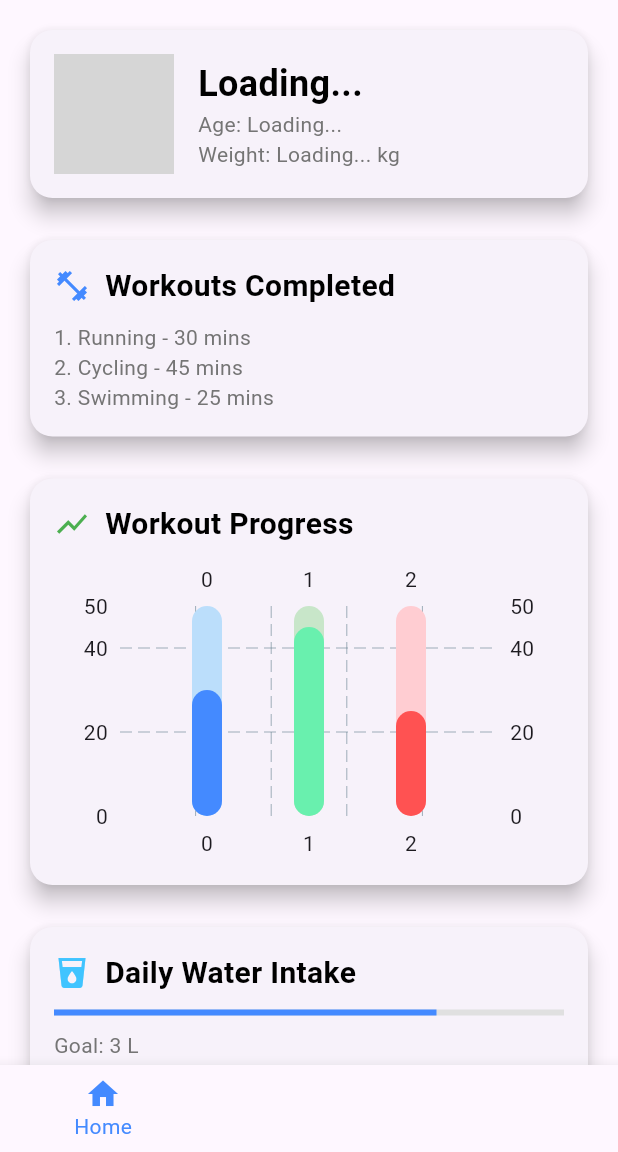
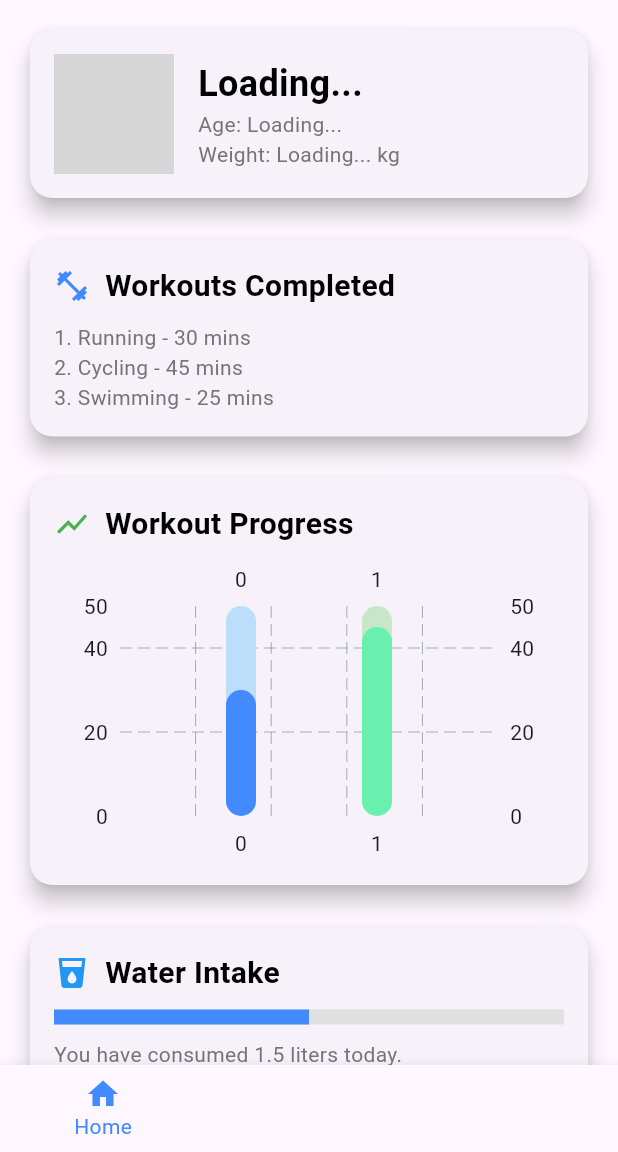
Before and after one commit to babugeet/flutter, a Flutter app: the DashboardPage screen opened directly, on a phone screen of 412 x 824 dp, the part 84-1236 px from its top. Run offline on Flutter 3.47's test engine with Material 3 defaults, Android fonts, the phone set to English and light mode, and no system bars; drawn by our look-alikes of fl_chart; our stand-ins replace cookie_jar, dio, dio_cookie_manager, shared_preferences; missing offline and left inert: dart:html; accounts and stored records are empty; grey boxes are pictures that could not be loaded.

Commit message:
fixed dashboard, profile

```diff
--- a/myapp/lib/dashboard.dart
+++ b/myapp/lib/dashboard.dart
@@ -5,7 +5,6 @@ import 'package:flutter/material.dart';
 import 'package:fl_chart/fl_chart.dart';
 import 'package:myapp/profilescreen.dart';
 import 'package:myapp/workoutscreen.dart';
-import 'package:dio/dio.dart';
 import 'package:http/http.dart' as http;
 import 'package:shared_preferences/shared_preferences.dart';
 
@@ -22,19 +21,6 @@ class _DashboardPageState extends State<DashboardPage> {
   String _age = '';
   String _weight = '';
 
-  // List of widgets for each section
-  final List<Widget> _widgetOptions = <Widget>[
-    DashboardScreen(),
-    WorkoutsScreen(),
-    ProfileScreen(),
-  ];
-
-  void _onItemTapped(int index) {
-    setState(() {
-      _selectedIndex = index;
-    });
-  }
-
   @override
   void initState() {
     super.initState();
@@ -42,67 +28,62 @@ class _DashboardPageState extends State<DashboardPage> {
   }
 
   Future<void> _fetchUserProfile() async {
-    // Retrieve the token and username from SharedPreferences
     final prefs = await SharedPreferences.getInstance();
     String? token = prefs.getString('token1');
     String? username = prefs.getString('userna1me');
-print("token not found");
-print(token);
-print(username);
+
     if (token != null && username != null) {
-      print("token found");
-      // Prepare the authorization header
-      String authHeader = 'Bearer ${token}';
-      print(authHeader);
-      print(username);
+      String authHeader = 'Bearer $token';
       try {
-        // Make the GET request
-        // Response response = await Dio().get(
-        //   'http://localhost:8080/getuser/$username',
-        //   options: Options(headers: {'Authorization': authHeader}),
-        // );
-      // final response = await http.post(
+        final response = await http.post(
         //   Uri.parse('http://localhost:8080/getuser/$username'),
         //   headers: <String, String>{
         //     'Content-Type': 'application/json; charset=UTF-8',
-      //     // 'Accept': 'application/json',
-      //     'Origin':'http://localhost:8081',
-      //    'Authorization': authHeader,
-      //    'Accept': '*/*',
+        //     'Authorization': authHeader,
         //   },
         // );
-      Response response = await Dio().post(
-  'http://localhost:8080/getuser/$username',
-  options: Options(
-    headers: {
-      'Authorization': 'Bearer $token',
-      'Content-Type': 'application/json',
-      'Origin': 'http://localhost:8080',
+                // final response = await http.post(
+          Uri.parse('http://localhost:8080/getuser/$username'),
+          headers: <String, String>{
+            'Content-Type': 'application/json; charset=UTF-8',
+            'Origin': 'http://localhost:8081',
+            'Authorization': authHeader,
+            'Accept': '*/*',
           },
-  ),  data: {
-    // Include any data you want to send in the body, if needed
-    'someKey': 'someValue'
-  },
+          body: jsonEncode(<String, String>{
+            'someKey': 'someValue', // If you need to send any data in the body
+          }),
         );
-        // Check the response status
+
         if (response.statusCode == 200) {
-          // Parse the response and update the state
-          // var userData = response.body;
-          // print(userData);
-          // setState(() {
-          //   _username = userData['username'] ?? '';
-          //   _age = userData['age']?.toString() ?? 'N/A';
-          //   _weight = userData['weight']?.toString() ?? 'N/A';
-          // });
+          String rawData = response.body;
+          if (rawData.startsWith('w')) {
+            rawData = rawData.substring(1); // Remove leading character
+          }
+          var userData = jsonDecode(rawData);
+
+          setState(() {
+            _username = userData['username'] ?? '';
+            _age = (userData['age'] != null && userData['age'] >= 0)
+                ? userData['age'].toString()
+                : 'N/A';
+            _weight = (userData['weight'] != null && userData['weight'] >= 0)
+                ? userData['weight'].toString()
+                : 'N/A';
+          });
         } else {
-          // Handle the error response
           print('Error fetching user profile: ${response.statusCode}');
         }
       } catch (e) {
-        // Handle any errors
         print('Error: $e');
       }
     }
+  }
+
+  void _onItemTapped(int index) {
+    setState(() {
+      _selectedIndex = index;
+    });
   }
 
   @override
@@ -117,7 +98,11 @@ print(username);
         elevation: 0,
         centerTitle: true,
       ),
-      body: _widgetOptions.elementAt(_selectedIndex), // Display selected page
+      body: _selectedIndex == 0
+          ? DashboardScreen(username: _username, age: _age, weight: _weight)
+          : _selectedIndex == 1
+            ? WorkoutsScreen()
+            : ProfileScreen(), // Assuming WorkoutsScreen and ProfileScreen are stateless too
       bottomNavigationBar: BottomNavigationBar(
         items: const <BottomNavigationBarItem>[
           BottomNavigationBarItem(
@@ -147,7 +132,16 @@ print(username);
 
 // Main Dashboard Screen
 class DashboardScreen extends StatelessWidget {
-  const DashboardScreen({super.key});
+  final String username;
+  final String age;
+  final String weight;
+
+  const DashboardScreen({
+    Key? key,
+    required this.username,
+    required this.age,
+    required this.weight,
+  }) : super(key: key);
 
   @override
   Widget build(BuildContext context) {
@@ -156,7 +150,7 @@ class DashboardScreen extends StatelessWidget {
       child: Column(
         crossAxisAlignment: CrossAxisAlignment.start,
         children: <Widget>[
-          _buildUserProfile(context), // Pass context to fetch user profile
+          _buildUserProfile(),
           SizedBox(height: 20),
           _buildWorkoutsCompleted(),
           SizedBox(height: 20),
@@ -171,9 +165,7 @@ class DashboardScreen extends StatelessWidget {
     );
   }
 
-  Widget _buildUserProfile(BuildContext context) {
-    final _DashboardPageState dashboardState = context.findAncestorStateOfType<_DashboardPageState>()!;
-
+  Widget _buildUserProfile() {
     return Card(
       elevation: 6,
       shape: RoundedRectangleBorder(
@@ -185,14 +177,14 @@ class DashboardScreen extends StatelessWidget {
           children: <Widget>[
             CircleAvatar(
               radius: 40,
-              backgroundImage: AssetImage('assets/user_profile.jpg'),
+              backgroundImage: AssetImage('user_profile.jpg'),
             ),
             SizedBox(width: 16),
             Column(
               crossAxisAlignment: CrossAxisAlignment.start,
               children: <Widget>[
                 Text(
-                  dashboardState._username.isNotEmpty ? dashboardState._username : 'Loading...',
+                  username.isNotEmpty ? username : 'Loading...',
                   style: TextStyle(
                     fontSize: 24,
                     fontWeight: FontWeight.bold,
@@ -200,11 +192,11 @@ class DashboardScreen extends StatelessWidget {
                   ),
                 ),
                 Text(
-                  'Age: ${dashboardState._age.isNotEmpty ? dashboardState._age : 'Loading...'}',
+                  'Age: ${age.isNotEmpty ? age : 'Loading...'}',
                   style: TextStyle(color: Colors.grey.shade600),
                 ),
                 Text(
-                  'Weight: ${dashboardState._weight.isNotEmpty ? dashboardState._weight : 'Loading...'} kg',
+                  'Weight: ${weight.isNotEmpty ? weight : 'Loading...'} kg',
                   style: TextStyle(color: Colors.grey.shade600),
                 ),
               ],
@@ -314,21 +306,6 @@ class DashboardScreen extends StatelessWidget {
                         ),
                       ],
                     ),
-                    BarChartGroupData(
-                      x: 2,
-                      barRods: [
-                        BarChartRodData(
-                          toY: 25,
-                          color: Colors.redAccent,
-                          width: 20,
-                          backDrawRodData: BackgroundBarChartRodData(
-                            show: true,
-                            toY: 50,
-                            color: Colors.red.shade100,
-                          ),
-                        ),
-                      ],
-                    ),
                   ],
                 ),
               ),
@@ -352,10 +329,10 @@ class DashboardScreen extends StatelessWidget {
           children: <Widget>[
             Row(
               children: [
-                Icon(Icons.local_drink, color: Colors.lightBlueAccent),
+                Icon(Icons.local_drink, color: Colors.blue),
                 SizedBox(width: 10),
                 Text(
-                  'Daily Water Intake',
+                  'Water Intake',
                   style: TextStyle(
                     fontSize: 20,
                     fontWeight: FontWeight.bold,
@@ -366,13 +343,16 @@ class DashboardScreen extends StatelessWidget {
             ),
             SizedBox(height: 10),
             LinearProgressIndicator(
-              value: 0.75, // 75% of water intake goal
+              value: 0.5,
+              minHeight: 10,
               backgroundColor: Colors.grey.shade300,
               color: Colors.blueAccent,
             ),
             SizedBox(height: 10),
-            Text('Goal: 3 L', style: TextStyle(color: Colors.grey.shade600)),
-            Text('Intake: 2.25 L', style: TextStyle(color: Colors.grey.shade600)),
+            Text(
+              'You have consumed 1.5 liters today.',
+              style: TextStyle(color: Colors.grey.shade600),
+            ),
           ],
         ),
       ),
@@ -392,10 +372,10 @@ class DashboardScreen extends StatelessWidget {
           children: <Widget>[
             Row(
               children: [
-                Icon(Icons.directions_walk, color: Colors.purpleAccent),
+                Icon(Icons.directions_walk, color: Colors.orange),
                 SizedBox(width: 10),
                 Text(
-                  'Steps Counter',
+                  'Steps Counted',
                   style: TextStyle(
                     fontSize: 20,
                     fontWeight: FontWeight.bold,
@@ -405,7 +385,7 @@ class DashboardScreen extends StatelessWidget {
               ],
             ),
             SizedBox(height: 10),
-            Text('Steps Today: 7,500', style: TextStyle(color: Colors.grey.shade600)),
+            Text('You have walked 5,000 steps today.', style: TextStyle(color: Colors.grey.shade600)),
           ],
         ),
       ),
```
Also changed, not shown: myapp/assets/user_profile.jpg (added). Lines whose indentation alone changed are shown as unchanged.
